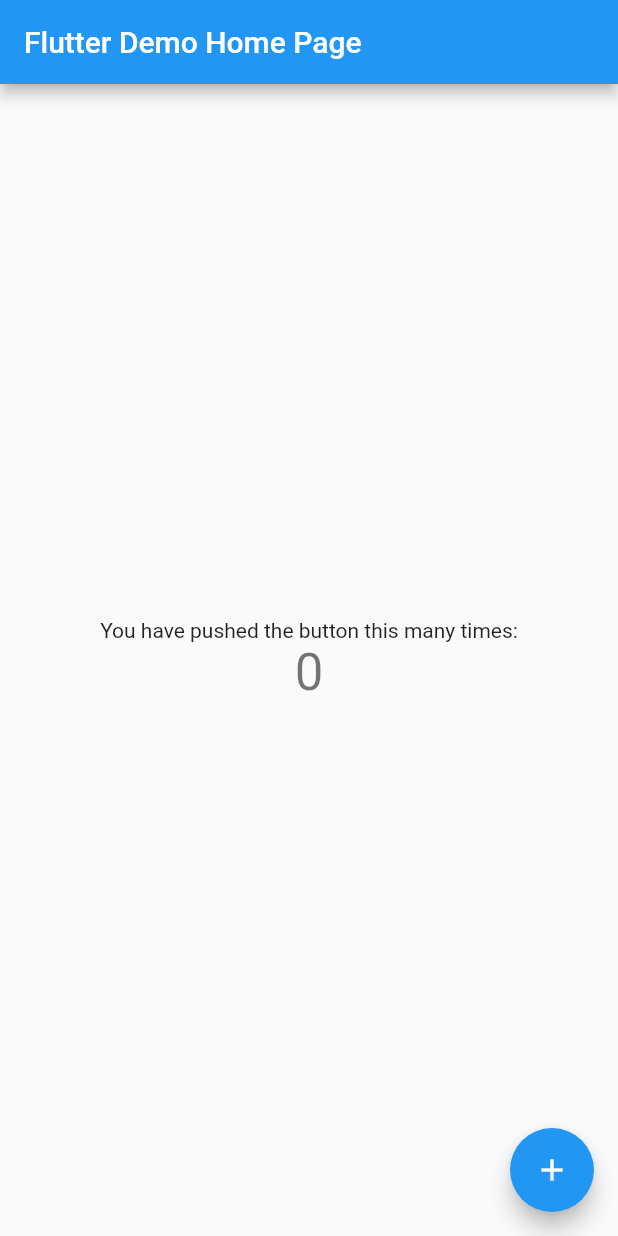
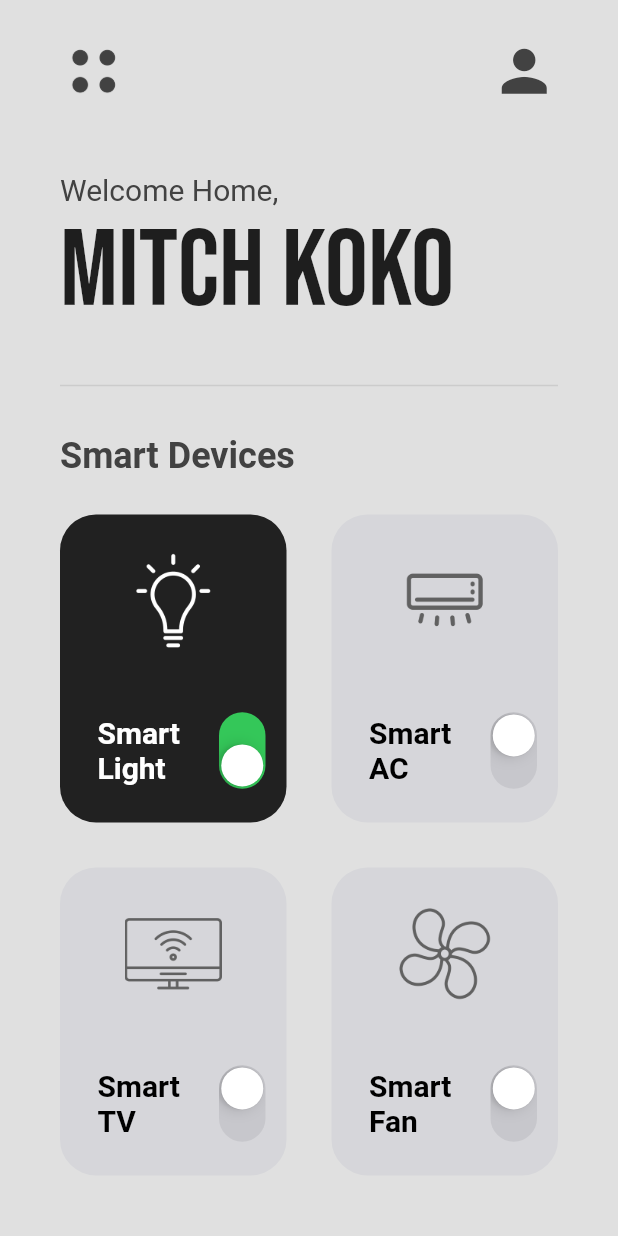
Before and after one commit to adnfutuh/smart_home, a Flutter app: the screen it shows after launch, on a phone screen of 412 x 824 dp. Run offline on Flutter 3.47's test engine with Material 2 defaults, Android fonts, the phone set to English and light mode, and no system bars; our stand-ins replace google_fonts.

Commit message:
feat: create homepage

```diff
--- a/lib/main.dart
+++ b/lib/main.dart
@@ -1,4 +1,5 @@
 import 'package:flutter/material.dart';
+import 'package:smart_home/pages/home_page.dart';
 
 void main() {
   runApp(const MyApp());
@@ -24,7 +25,7 @@ class MyApp extends StatelessWidget {
         // is not restarted.
         primarySwatch: Colors.blue,
       ),
-      home: const MyHomePage(title: 'Flutter Demo Home Page'),
+      home: HomePage(),
     );
   }
 }
--- /dev/null
+++ b/lib/pages/home_page.dart
@@ -0,0 +1,139 @@
+import 'package:flutter/material.dart';
+import 'package:google_fonts/google_fonts.dart';
+
+import '../util/smart_device_box.dart';
+
+class HomePage extends StatefulWidget {
+  const HomePage({super.key});
+
+  @override
+  State<HomePage> createState() => _HomePageState();
+}
+
+class _HomePageState extends State<HomePage> {
+  // padding constants
+  final double horizontalPadding = 40;
+  final double verticalPadding = 25;
+
+  // list of smart devices
+  List mySmartDevices = [
+    // [ smartDeviceName, iconPath , powerStatus ]
+    ["Smart Light", "lib/icons/light-bulb.png", true],
+    ["Smart AC", "lib/icons/air-conditioner.png", false],
+    ["Smart TV", "lib/icons/smart-tv.png", false],
+    ["Smart Fan", "lib/icons/fan.png", false],
+  ];
+
+  // power button switched
+  void powerSwitchChanged(bool value, int index) {
+    setState(() {
+      mySmartDevices[index][2] = value;
+    });
+  }
+
+  @override
+  Widget build(BuildContext context) {
+    return Scaffold(
+      backgroundColor: Colors.grey[300],
+      body: SafeArea(
+        child: Column(
+          crossAxisAlignment: CrossAxisAlignment.start,
+          children: [
+            // app bar
+            Padding(
+              padding: EdgeInsets.symmetric(
+                horizontal: horizontalPadding,
+                vertical: verticalPadding,
+              ),
+              child: Row(
+                mainAxisAlignment: MainAxisAlignment.spaceBetween,
+                children: [
+                  // menu icon
+                  Image.asset(
+                    'lib/icons/menu.png',
+                    height: 45,
+                    color: Colors.grey[800],
+                  ),
+
+                  // account icon
+                  Icon(
+                    Icons.person,
+                    size: 45,
+                    color: Colors.grey[800],
+                  )
+                ],
+              ),
+            ),
+
+            const SizedBox(height: 20),
+
+            // welcome home
+            Padding(
+              padding: EdgeInsets.symmetric(horizontal: horizontalPadding),
+              child: Column(
+                crossAxisAlignment: CrossAxisAlignment.start,
+                children: [
+                  Text(
+                    "Welcome Home,",
+                    style: TextStyle(fontSize: 20, color: Colors.grey.shade800),
+                  ),
+                  Text(
+                    'Mitch Koko',
+                    style: GoogleFonts.bebasNeue(fontSize: 72),
+                  ),
+                ],
+              ),
+            ),
+
+            const SizedBox(height: 25),
+
+            const Padding(
+              padding: EdgeInsets.symmetric(horizontal: 40.0),
+              child: Divider(
+                thickness: 1,
+                color: Color.fromARGB(255, 204, 204, 204),
+              ),
+            ),
+
+            const SizedBox(height: 25),
+
+            // smart devices grid
+            Padding(
+              padding: EdgeInsets.symmetric(horizontal: horizontalPadding),
+              child: Text(
+                "Smart Devices",
+                style: TextStyle(
+                  fontWeight: FontWeight.bold,
+                  fontSize: 24,
+                  color: Colors.grey.shade800,
+                ),
+              ),
+            ),
+            const SizedBox(height: 10),
+
+            // grid
+            Expanded(
+              child: GridView.builder(
+                itemCount: 4,
+                physics: const NeverScrollableScrollPhysics(),
+                padding: const EdgeInsets.symmetric(horizontal: 25),
+                gridDelegate: const SliverGridDelegateWithFixedCrossAxisCount(
+                  crossAxisCount: 2,
+                  childAspectRatio: 1 / 1.3,
+                ),
+                itemBuilder: (context, index) {
+                  return SmartDeviceBox(
+                    smartDeviceName: mySmartDevices[index][0],
+                    iconPath: mySmartDevices[index][1],
+                    powerOn: mySmartDevices[index][2],
+                    onChanged: (value) => powerSwitchChanged(value, index),
+                  );
+                },
+              ),
+            )
+          ],
+        ),
+      ),
+    );
+  }
+}
```
